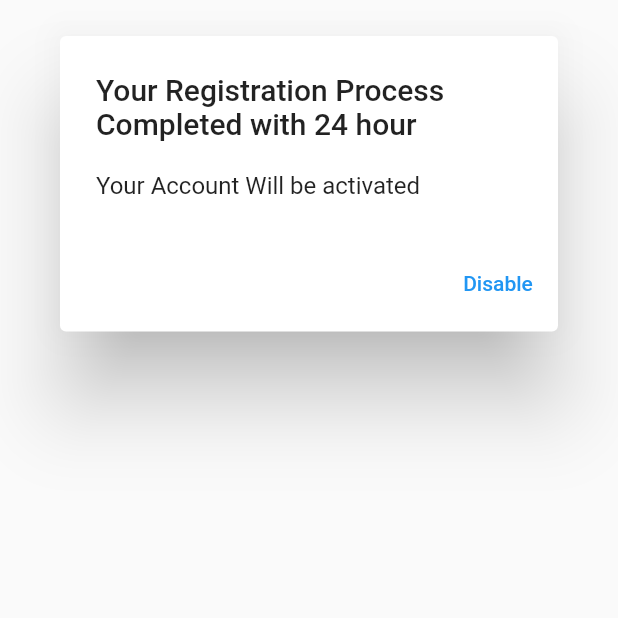
After one commit to SangeethCK/demoappsquiso, a Flutter app: the AlertBox screen opened directly, on a phone screen of 412 x 824 dp, the top half of it. The commit adds this screen. Run offline on Flutter 3.47's test engine with Material 2 defaults, Android fonts, the phone set to English and light mode, and no system bars; our stand-ins replace get.

Commit message:
Please enter the commit message for your changes. Lines starting with '#' will be ignored, and an empty message aborts the commit.
On branch master
Your branch is up to date with 'origin/master'.

Changes to be committed:
	modified:   lib/business_type/add_product.dart
	new file:   lib/business_type/alert.dart
	modified:   lib/business_type/company_address.dart
	modified:   lib/business_type/edit_product.dart
	modified:   lib/business_type/update_shop_details.dart
	modified:   lib/home/home_page.dart

```diff
--- /dev/null
+++ b/lib/business_type/alert.dart
@@ -0,0 +1,36 @@
+import 'package:flutter/material.dart';
+
+class AlertBox extends StatelessWidget {
+  const AlertBox({super.key});
+
+  @override
+  Widget build(BuildContext context) {
+    return Scaffold(
+      body: Column(
+        children: [
+          AlertDialog(
+            title:
+                const Text('Your Registration Process Completed with 24 hour'),
+            content: const Text('Your Account Will be activated'),
+            actions: <Widget>[
+              TextButton(
+                style: TextButton.styleFrom(
+                  textStyle: Theme.of(context).textTheme.labelLarge,
+                ),
+                child: const Text('Disable'),
+                onPressed: () {
+                  Navigator.of(context).pop();
+                },
+              ),
+            ],
+          )
+        ],
+      ),
+    );
+  }
+
+  void _getAlert() {
+    Future.delayed(Duration(seconds: 10));
+
+  }
+}
--- a/lib/business_type/company_address.dart
+++ b/lib/business_type/company_address.dart
@@ -9,7 +9,8 @@ class CompanyAddress extends StatelessWidget {
   @override
   Widget build(BuildContext context) {
     return Scaffold(
-      body: SafeArea(
+      body: SingleChildScrollView(
+        child: SafeArea(
           child: Column(
             children: [
               const SizedBox(height: 20),
@@ -77,6 +78,7 @@ class CompanyAddress extends StatelessWidget {
             ],
           ),
         ),
+      ),
     );
   }
 
--- a/lib/business_type/update_shop_details.dart
+++ b/lib/business_type/update_shop_details.dart
@@ -1,6 +1,5 @@
 import 'package:demoappsquiso/login/login.dart';
 import 'package:flutter/material.dart';
-
 
 class UpdateShopDetails extends StatelessWidget {
   const UpdateShopDetails({super.key});
@@ -19,11 +18,11 @@ class UpdateShopDetails extends StatelessWidget {
               style: TextStyle(fontWeight: FontWeight.bold, fontSize: 25),
             )),
             const SizedBox(height: 60),
-           Textfield(text: 'Open Time'),
+            Textfield(text: 'Open Time'),
             const SizedBox(height: 20),
             Textfield(text: 'Open Time'),
             const SizedBox(height: 20),
-          Textfield(text: 'Google Location'),
+            Textfield(text: 'Google Location'),
           ],
         ),
       ),
```
Also changed, not shown: lib/business_type/add_product.dart (+5 -4 lines), lib/business_type/edit_product.dart (+5 -4 lines), lib/home/home_page.dart (+7 -5 lines). Lines whose indentation alone changed are shown as unchanged.
